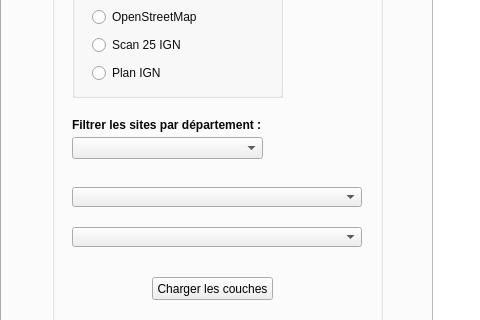
Old version of the form map_cen_dialog_base.ui in the repository CEN-Nouvelle-Aquitaine/map_cen; both pictures show x 0 to 480 and y 229 to 549 of the 1150 by 778 pixel window.
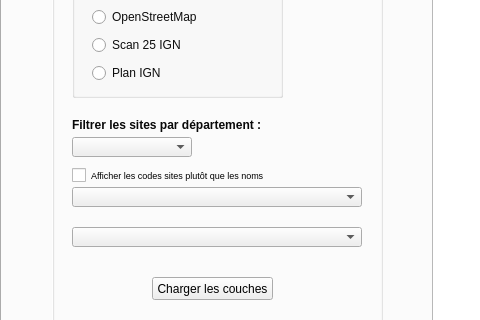
New version of the form. Icons and pictures are not drawn. Custom widgets are drawn as their Qt base class.

What changed in the file:
```diff
--- a/map_cen_dialog_base.ui
+++ b/map_cen_dialog_base.ui
@@ -264,16 +264,6 @@
        <string>Filtrer les sites par département :</string>
       </property>
      </widget>
-     <widget class="QComboBox" name="comboBox_2">
-      <property name="geometry">
-       <rect>
-        <x>20</x>
-        <y>270</y>
-        <width>191</width>
-        <height>22</height>
-       </rect>
-      </property>
-     </widget>
      <widget class="QLabel" name="label_15">
       <property name="geometry">
        <rect>
@@ -364,6 +354,64 @@
        <string>Charger les couches</string>
       </property>
      </widget>
+     <widget class="QCheckBox" name="checkBox">
+      <property name="geometry">
+       <rect>
+        <x>20</x>
+        <y>300</y>
+        <width>281</width>
+        <height>17</height>
+       </rect>
+      </property>
+      <property name="font">
+       <font>
+        <pointsize>7</pointsize>
+       </font>
+      </property>
+      <property name="text">
+       <string>Afficher les codes sites plutôt que les noms</string>
+      </property>
+     </widget>
+     <widget class="QgsCheckableComboBox" name="mComboBox_4">
+      <property name="geometry">
+       <rect>
+        <x>20</x>
+        <y>270</y>
+        <width>120</width>
+        <height>20</height>
+       </rect>
+      </property>
+      <property name="minimumSize">
+       <size>
+        <width>120</width>
+        <height>20</height>
+       </size>
+      </property>
+      <property name="maximumSize">
+       <size>
+        <width>120</width>
+        <height>20</height>
+       </size>
+      </property>
+      <property name="styleSheet">
+       <string notr="true"/>
+      </property>
+      <property name="currentText">
+       <string/>
+      </property>
+      <property name="currentIndex">
+       <number>-1</number>
+      </property>
+      <property name="maxVisibleItems">
+       <number>15</number>
+      </property>
+      <property name="sizeAdjustPolicy">
+       <enum>QComboBox::AdjustToContents</enum>
+      </property>
+      <property name="defaultText">
+       <string/>
+      </property>
+     </widget>
     </widget>
     <widget class="QGroupBox" name="groupBox_3">
      <property name="geometry">
```
